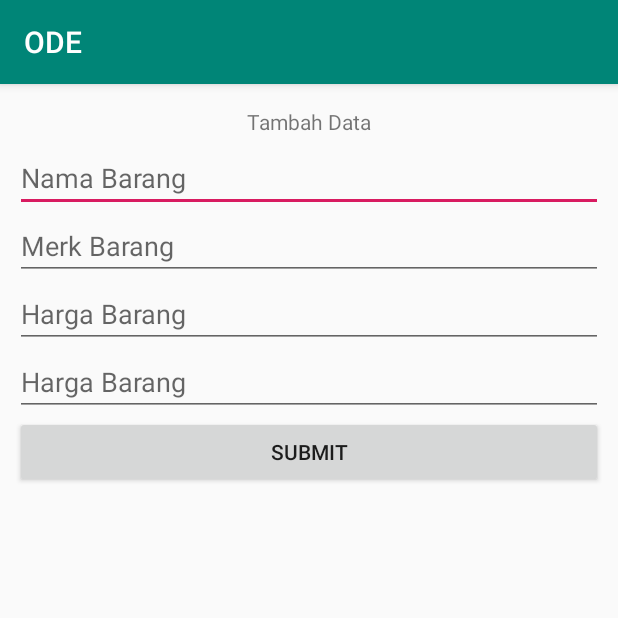
After one commit to RizkyGilang/uts, an Android app: the CobaActivity screen opened directly, with no data from a screen before it, on a phone screen of 412 x 824 dp, the top half of it. The commit adds this screen. Run offline under Robolectric (Android 15) with nearby library versions, the phone set to English and light mode, and no system bars; our stand-ins replace Firebase (no records; nobody signed in at launch, a user with empty details on screens opened directly).

Commit message:
Tambah data

```diff
--- a/app/src/main/AndroidManifest.xml
+++ b/app/src/main/AndroidManifest.xml
@@ -9,7 +9,8 @@
         android:roundIcon="@mipmap/ic_launcher_round"
         android:supportsRtl="true"
         android:theme="@style/AppTheme">
-        <activity android:name=".Activities.IklanActivity"></activity>
+        <activity android:name=".Activities.CobaActivity"></activity>
+        <activity android:name=".Activities.IklanActivity" />
         <activity android:name=".Activities.LoginActivity" />
         <activity android:name=".Activities.WelcomeActivity">
             <intent-filter>
--- /dev/null
+++ b/app/src/main/java/ac/id/uts/Activities/CobaActivity.java
@@ -0,0 +1,99 @@
+package ac.id.uts.Activities;
+
+import android.app.Activity;
+import android.content.Context;
+import android.content.Intent;
+import android.os.Bundle;
+import android.text.TextUtils;
+import android.view.View;
+import android.view.inputmethod.InputMethodManager;
+import android.widget.Button;
+import android.widget.EditText;
+
+import androidx.annotation.Nullable;
+import androidx.appcompat.app.AppCompatActivity;
+
+import com.google.android.gms.tasks.OnSuccessListener;
+import com.google.android.material.snackbar.Snackbar;
+import com.google.firebase.database.DatabaseReference;
+import com.google.firebase.database.FirebaseDatabase;
+
+import ac.id.uts.R;
+import ac.id.uts.models.transaksi;
+
+public class CobaActivity extends AppCompatActivity {
+
+    private DatabaseReference database;
+
+    // variable fields EditText dan Button
+    private Button btSubmit;
+    private EditText etnama;
+    private EditText etharga;
+    private EditText etuang;
+    private EditText etkembalian;
+
+    @Override
+    protected void onCreate(@Nullable Bundle savedInstanceState) {
+        super.onCreate(savedInstanceState);
+        setContentView(R.layout.activity_coba);
+
+        // inisialisasi fields EditText dan Button
+        etnama = (EditText) findViewById(R.id.et_nama);
+        etharga = (EditText) findViewById(R.id.et_harga);
+        etuang = (EditText) findViewById(R.id.et_uang);
+        etkembalian = (EditText) findViewById(R.id.et_kemablian);
+        btSubmit = (Button) findViewById(R.id.bt_submit);
+
+        // mengambil referensi ke Firebase Database
+        database = FirebaseDatabase.getInstance().getReference();
+
+        // kode yang dipanggil ketika tombol Submit diklik
+        btSubmit.setOnClickListener(new View.OnClickListener() {
+            @Override
+            public void onClick(View view) {
+                if(!isEmpty(etnama.getText().toString()) && !isEmpty(etharga.getText().toString()) && !isEmpty(etuang.getText().toString())&& !isEmpty(etkembalian.getText().toString()))
+                    submitTransaksi(new transaksi(etnama.getText().toString(), etharga.getText().toString(), etuang.getText().toString(), etkembalian.getText().toString()));
+                else
+                    Snackbar.make(findViewById(R.id.bt_submit), "Data barang tidak boleh kosong", Snackbar.LENGTH_LONG).show();
+
+                InputMethodManager imm = (InputMethodManager)
+                        getSystemService(Context.INPUT_METHOD_SERVICE);
+                imm.hideSoftInputFromWindow(
+                        etnama.getWindowToken(), 0);
+            }
+        });
+
+    }
+
+    private boolean isEmpty(String s) {
+        // Cek apakah ada fields yang kosong, sebelum disubmit
+        return TextUtils.isEmpty(s);
+    }
+
+    private void updateBarang(transaksi transaksi) {
+        // kodingan untuk next tutorial ya :p
+    }
+
+    private void submitTransaksi(transaksi transaksi) {
+        /**
+         * Ini adalah kode yang digunakan untuk mengirimkan data ke Firebase Realtime Database
+         * dan juga kita set onSuccessListener yang berisi kode yang akan dijalankan
+         * ketika data berhasil ditambahkan
+         */
+        database.child("transaksi").push().setValue(transaksi).addOnSuccessListener(this, new OnSuccessListener<Void>() {
+            @Override
+            public void onSuccess(Void aVoid) {
+                etnama.setText("");
+                etharga.setText("");
+                etuang.setText("");
+                etuang.setText("");
+                Snackbar.make(findViewById(R.id.bt_submit), "Data berhasil ditambahkan", Snackbar.LENGTH_LONG).show();
+            }
+        });
+    }
+
+    public static Intent getActIntent(Activity activity) {
+        // kode untuk pengambilan Intent
+        return new Intent(activity, CobaActivity.class);
+    }
+}
--- a/app/src/main/java/ac/id/uts/Activities/LoginActivity.java
+++ b/app/src/main/java/ac/id/uts/Activities/LoginActivity.java
@@ -1,6 +1,4 @@
 package ac.id.uts.Activities;
-
-import androidx.appcompat.app.AppCompatActivity;
 
 import android.content.Intent;
 import android.os.Bundle;
@@ -8,6 +6,8 @@ import android.view.View;
 import android.widget.Button;
 import android.widget.EditText;
 import android.widget.Toast;
+
+import androidx.appcompat.app.AppCompatActivity;
 
 import ac.id.uts.R;
 
@@ -29,7 +29,7 @@ public class LoginActivity extends AppCompatActivity {
                 String pass_ =  password.getText().toString();
                 if (user_name.equals("admin")&&pass_.equals("admin")){
                     Toast.makeText(getApplicationContext(),"Username dan Password benar Anda berhasil Login",Toast.LENGTH_SHORT).show();
-                    Intent intent = new Intent(LoginActivity.this,MainActivity.class);
+                    Intent intent = new Intent(LoginActivity.this,CobaActivity.class);
                     startActivity(intent);
                 }
                 else {
--- /dev/null
+++ b/app/src/main/res/layout/activity_coba.xml
@@ -0,0 +1,49 @@
+<?xml version="1.0" encoding="utf-8"?>
+<LinearLayout xmlns:android="http://schemas.android.com/apk/res/android"
+    android:layout_width="match_parent"
+    android:layout_height="match_parent"
+    android:layout_gravity="center_horizontal"
+    android:gravity="center_horizontal"
+    android:orientation="vertical"
+    android:padding="10dp">
+
+    <TextView
+        android:layout_width="wrap_content"
+        android:layout_height="wrap_content"
+        android:layout_margin="5dp"
+        android:text="Tambah Data" />
+
+    <EditText
+        android:id="@+id/et_nama"
+        android:layout_width="match_parent"
+        android:layout_height="wrap_content"
+        android:hint="Nama Barang"
+        android:inputType="text" />
+
+    <EditText
+        android:id="@+id/et_harga"
+        android:layout_width="match_parent"
+        android:layout_height="wrap_content"
+        android:hint="Merk Barang"
+        android:inputType="text" />
+
+    <EditText
+        android:id="@+id/et_uang"
+        android:layout_width="match_parent"
+        android:layout_height="wrap_content"
+        android:hint="Harga Barang"
+        android:inputType="number" />
+
+    <EditText
+        android:id="@+id/et_kemablian"
+        android:layout_width="match_parent"
+        android:layout_height="wrap_content"
+        android:hint="Harga Barang"
+        android:inputType="number" />
+    <Button
+        android:id="@+id/bt_submit"
+        android:layout_width="match_parent"
+        android:layout_height="wrap_content"
+        android:text="Submit" />
+
+</LinearLayout>
--- a/app/src/main/res/values/strings.xml
+++ b/app/src/main/res/values/strings.xml
@@ -4,4 +4,7 @@
     <string name="skip">SKIP</string>
     <string name="start">GOT IT</string>
 
+    <!-- TODO: Remove or change this placeholder text -->
+    <string name="hello_blank_fragment">Hello blank fragment</string>
+
 </resources>
--- a/build.gradle
+++ b/build.gradle
@@ -8,7 +8,8 @@ buildscript {
     }
     dependencies {
         classpath 'com.android.tools.build:gradle:3.5.0'
-
+        classpath 'com.google.gms:google-services:3.0.0'
+        classpath 'com.google.firebase:firebase-plugins:1.1.1'
         // NOTE: Do not place your application dependencies here; they belong
         // in the individual module build.gradle files
     }
@@ -18,6 +19,7 @@ allprojects {
     repositories {
         google()
         jcenter()
+        maven { url "https://maven.google.com" }
 
     }
 }
```
Also changed, not shown: app/build.gradle (+19 -1 lines), app/src/main/java/ac/id/uts/Fragment/Coba1Fragment.java (added, +32 -0 lines), app/src/main/java/ac/id/uts/models/transaksi.java (added, +60 -0 lines), app/src/main/res/layout/activity_db_read.xml (added, +27 -0 lines), app/src/main/res/layout/fragment_coba1.xml (added, +43 -0 lines), app/src/main/res/layout/item_barang.xml (added, +28 -0 lines).
